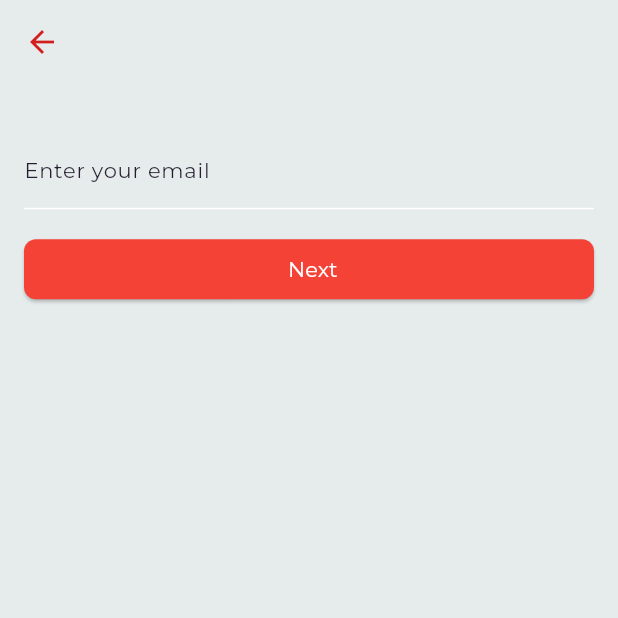
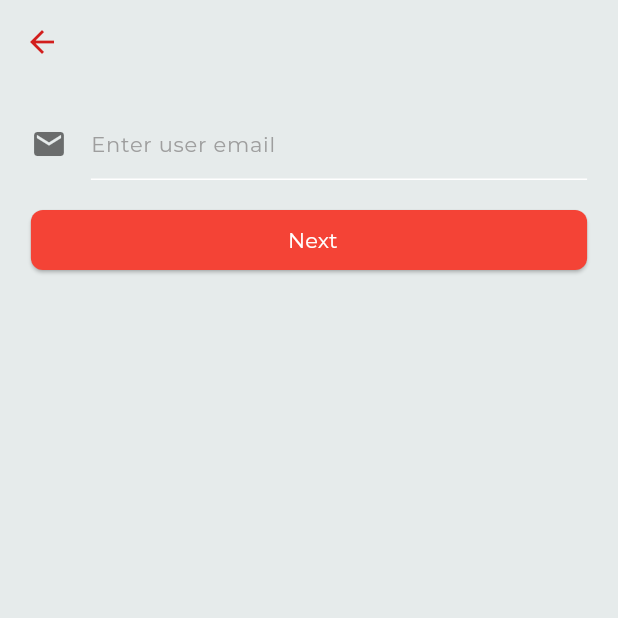
Before and after one commit to bretthoes/shared-cookbook-frontend, a Flutter app: the RegisterScreen screen opened directly, on a phone screen of 412 x 824 dp, the top half of it. Run offline on Flutter 3.47's test engine with Material 3 defaults, Android fonts, the phone set to English and light mode, and no system bars; our stand-ins replace another_flushbar, dio, event_bus, flutter_mobx, get_it, google_fonts and 6 more; missing offline and left inert: material_dialog, xxtea; accounts and stored records are empty; generated files the repository leaves out were written again.

Commit message:
add email already taken fail case

```diff
--- a/assets/lang/da.json
+++ b/assets/lang/da.json
@@ -7,6 +7,10 @@
   "login_btn_sign_up": "Tilmelde",
   "login_error_fill_fields": "Udfyld venligst alle felterne",
   "login_end": "------------------------------------------------------------------------------------",
+
+  "register_next": "Naeste",
+  "register_email_taken": "Email already taken",
+  "register_end": "---------------------------------------------------------------------------------",
 
   "home_start": "Below are list of strings for home",
   "home_tv_home":"Hjem",
--- a/assets/lang/en.json
+++ b/assets/lang/en.json
@@ -7,6 +7,10 @@
   "login_btn_sign_up": "Sign Up",
   "login_error_fill_fields": "Please fill in all fields",
   "login_end": "------------------------------------------------------------------------------------",
+
+  "register_next": "Next",
+  "register_email_taken": "Email already taken",
+  "register_end": "---------------------------------------------------------------------------------",
 
   "home_start": "Below are list of strings for home",
   "home_tv_home":"Home",
--- a/assets/lang/es.json
+++ b/assets/lang/es.json
@@ -8,6 +8,10 @@
   "login_error_fill_fields": "Por favor complete todos los campos e",
   "login_end": "------------------------------------------------------------------------------------",
 
+  "register_next": "proximo",
+  "register_email_taken": "Email already taken",
+  "register_end": "---------------------------------------------------------------------------------",
+
   "home_start": "Below are list of strings for home",
   "home_tv_home":"Hogar",
   "home_tv_profile":"Perfil",
--- a/lib/domain/usecase/person/find_person_by_email_usecase.dart
+++ b/lib/domain/usecase/person/find_person_by_email_usecase.dart
@@ -8,7 +8,7 @@ class FindPersonByEmailUseCase extends UseCase<Person?, String> {
   FindPersonByEmailUseCase(this._personRepository);
 
   @override
-  Future<Person?> call({required String params}) {
-    return _personRepository.findPersonByEmail(params);
+  Future<Person?> call({required String params}) async {
+    return await _personRepository.findPersonByEmail(params);
   }
 }
--- a/lib/presentation/register/register.dart
+++ b/lib/presentation/register/register.dart
@@ -1,7 +1,16 @@
+import 'package:another_flushbar/flushbar_helper.dart';
+import 'package:boilerplate/core/stores/form/form_store.dart';
 import 'package:boilerplate/core/widgets/back_button_app_bar_widget.dart';
 import 'package:boilerplate/core/widgets/square_button_widget.dart';
+import 'package:boilerplate/core/widgets/textfield_widget.dart';
+import 'package:boilerplate/di/service_locator.dart';
+import 'package:boilerplate/presentation/home/store/theme/theme_store.dart';
+import 'package:boilerplate/presentation/login/store/login_store.dart';
 import 'package:boilerplate/presentation/register/email_verification.dart';
+import 'package:boilerplate/utils/device/device_utils.dart';
+import 'package:boilerplate/utils/locale/app_localization.dart';
 import 'package:flutter/material.dart';
+import 'package:flutter_mobx/flutter_mobx.dart';
 
 class RegisterScreen extends StatefulWidget {
   @override
@@ -9,7 +18,22 @@ class RegisterScreen extends StatefulWidget {
 }
 
 class _RegisterScreenState extends State<RegisterScreen> {
-  TextEditingController _emailController = TextEditingController();
+  //text controllers:-----------------------------------------------------------
+  TextEditingController _userEmailController = TextEditingController();
+
+  //stores:---------------------------------------------------------------------
+  final ThemeStore _themeStore = getIt<ThemeStore>();
+  final FormStore _formStore = getIt<FormStore>();
+  final UserStore _userStore = getIt<UserStore>();
+
+  //focus node:-----------------------------------------------------------------
+  late FocusNode _emailFocusNode;
+
+  @override
+  void initState() {
+    super.initState();
+    _emailFocusNode = FocusNode();
+  }
 
   @override
   Widget build(BuildContext context) {
@@ -17,50 +41,112 @@ class _RegisterScreenState extends State<RegisterScreen> {
       appBar: BackButtonAppBar(),
       body: PageView(
         children: [
-          _buildEmailPage(),
+          _buildBody(),
         ],
       ),
     );
   }
 
-  Widget _buildEmailPage() {
-    return Scaffold(
-      body: Stack(
-        fit: StackFit.expand,
-        children: [
-          Positioned(
-            top: 32.0,
-            left: 16.0,
-            right: 16.0,
-            child: Column(
-              crossAxisAlignment: CrossAxisAlignment.stretch,
-              children: [
-                Container(
-                  child: TextField(
-                    controller: _emailController,
-                    decoration: InputDecoration(labelText: "Enter your email"),
-                  ),
-                ),
-                SizedBox(height: 16.0),
-                SquareButtonWidget(
-                  buttonColor: Colors.red,
-                  buttonText: "Next",
-                  onPressed: () {
-                    // TODO check if email is taken, if not send
-                    // verification and redirect to verification page
-                    Navigator.push(
-                      context,
-                      MaterialPageRoute(
-                        builder: (context) => EmailVerificationScreen(),
-                      ),
-                    );
-                  },
-                ),
-              ],
-            ),
-          ),
+  // body methods:--------------------------------------------------------------
+  Widget _buildBody() {
+    return Material(
+      child: Column(
+        children: <Widget>[
+          _buildEmailField(),
+          SizedBox(height: 16.0),
+          _buildNextButton(),
         ],
       ),
     );
   }
+
+  Widget _buildEmailField() {
+    return Observer(
+      builder: (context) {
+        double screenWidth = MediaQuery.of(context).size.width;
+        double buttonWidthPercentage = 0.9;
+
+        return Container(
+          width: screenWidth * buttonWidthPercentage,
+          child: TextFieldWidget(
+            hint: AppLocalizations.of(context).translate('login_et_user_email'),
+            padding: EdgeInsets.only(top: 16.0),
+            inputType: TextInputType.emailAddress,
+            icon: Icons.email,
+            iconColor: _themeStore.darkMode ? Colors.white70 : Colors.black54,
+            textController: _userEmailController,
+            focusNode: _emailFocusNode,
+            inputAction: TextInputAction.next,
+            autoFocus: false,
+            onChanged: (value) {
+              _formStore.setUserId(_userEmailController.text);
+            },
+            onFieldSubmitted: (value) {
+              FocusScope.of(context).requestFocus(_emailFocusNode);
+            },
+            errorText: _formStore.formErrorStore.userEmail,
+          ),
+        );
+      },
+    );
+  }
+
+  Widget _buildNextButton() {
+    return SquareButtonWidget(
+      buttonText: AppLocalizations.of(context).translate('register_next'),
+      buttonColor: Colors.red,
+      textColor: Colors.white,
+      onPressed: () async {
+        DeviceUtils.hideKeyboard(context);
+
+        if (_formStore.emailValid) {
+          var emailAvail = await emailIsAvailable();
+          if (emailAvail) {
+            Navigator.push(
+              context,
+              MaterialPageRoute(
+                  builder: (context) => EmailVerificationScreen()),
+            );
+          } else {
+            // TODO
+            _formStore.formErrorStore.userEmail =
+                AppLocalizations.of(context).translate('register_email_taken');
+          }
+        }
+      },
+    );
+  }
+
+  // General Methods:-----------------------------------------------------------
+  _showErrorMessage(String message) {
+    if (message.isNotEmpty) {
+      Future.delayed(Duration(milliseconds: 0), () {
+        if (message.isNotEmpty) {
+          FlushbarHelper.createError(
+            message: message,
+            title: AppLocalizations.of(context).translate('home_tv_error'),
+            duration: Duration(seconds: 3),
+          )..show(context);
+        }
+      });
+    }
+    return SizedBox.shrink();
+  }
+
+  // dispose:-------------------------------------------------------------------
+  @override
+  void dispose() {
+    // Clean up the controller when the Widget is removed from the Widget tree
+    _userEmailController.dispose();
+    _emailFocusNode.dispose();
+    super.dispose();
+  }
+
+  Future<bool> emailIsAvailable() async {
+    await _userStore.getPersonByEmail(_userEmailController.text);
+    // TODO need a better way to check for 404 response specifically.
+    // we're looking for 404 not found to indicate email wasn't found
+    //  and there wasn't a server error or other unknown issue.
+    return _userStore.errorStore.errorMessage.contains("404");
+  }
 }
```
Also changed, not shown: lib/core/stores/form/form_store.g.dart.
